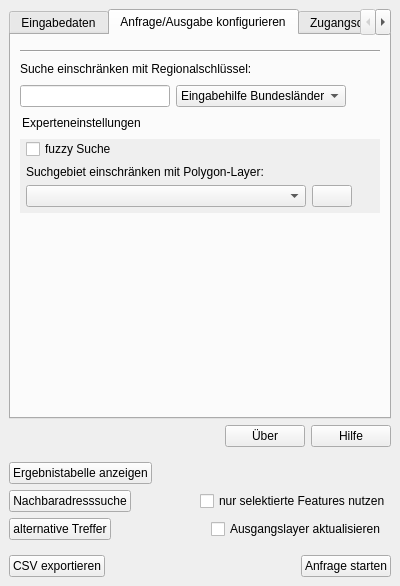
Old version of the form ui/main_dockwidget.ui in the repository de-bkg/qgis-geocoder.
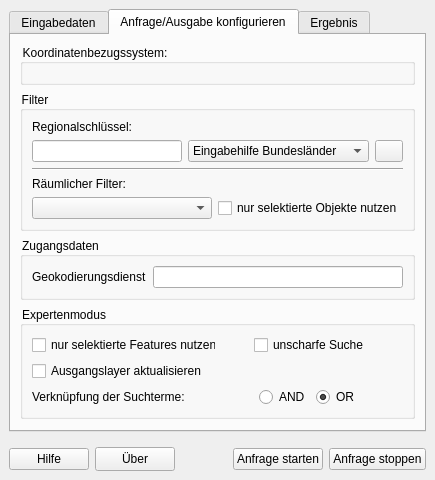
New version of the form. The open tabs and pages were chosen to show the change. Icons and pictures are not drawn. Custom widgets are drawn as their Qt base class.

Diff of the .ui file:
```diff
--- a/ui/main_dockwidget.ui
+++ b/ui/main_dockwidget.ui
@@ -6,8 +6,8 @@
    <rect>
     <x>0</x>
     <y>0</y>
-    <width>400</width>
-    <height>586</height>
+    <width>435</width>
+    <height>374</height>
    </rect>
   </property>
   <property name="layoutDirection">
@@ -90,6 +90,13 @@
           <property name="spacing">
            <number>6</number>
           </property>
+          <item>
+           <widget class="QLabel" name="label">
+            <property name="text">
+             <string>Layer:</string>
+            </property>
+           </widget>
+          </item>
           <item>
            <widget class="QgsMapLayerComboBox" name="maplayer_combo">
             <property name="sizePolicy">
@@ -116,6 +123,9 @@
             <property name="currentText">
              <string/>
             </property>
+            <property name="showCrs">
+             <bool>true</bool>
+            </property>
            </widget>
           </item>
           <item>
@@ -140,7 +150,11 @@
              </sizepolicy>
             </property>
             <property name="text">
-             <string>CSV einlesen</string>
+             <string>Daten laden</string>
+            </property>
+            <property name="icon">
+             <iconset>
+              <normaloff>icons/20190619_iconset_mob_wborders_load_1.png</normaloff>icons/20190619_iconset_mob_wborders_load_1.png</iconset>
             </property>
            </widget>
           </item>
@@ -164,6 +178,43 @@
          </widget>
         </item>
         <item>
+         <widget class="QFrame" name="frame_2">
+          <property name="autoFillBackground">
+           <bool>true</bool>
+          </property>
+          <property name="frameShape">
+           <enum>QFrame::StyledPanel</enum>
+          </property>
+          <property name="frameShadow">
+           <enum>QFrame::Sunken</enum>
+          </property>
+          <layout class="QVBoxLayout" name="verticalLayout_10">
+           <item>
+            <layout class="QHBoxLayout" name="horizontalLayout_12">
+             <item>
+              <widget class="QLabel" name="label_3">
+               <property name="text">
+                <string>Feldname</string>
+               </property>
+              </widget>
+             </item>
+             <item>
+              <widget class="QLabel" name="label_5">
+               <property name="text">
+                <string>Zuordnung Geocoder</string>
+               </property>
+              </widget>
+             </item>
+            </layout>
+           </item>
+           <item>
+            <widget class="Line" name="line">
+             <property name="orientation">
+              <enum>Qt::Horizontal</enum>
+             </property>
+            </widget>
+           </item>
+           <item>
          <widget class="QScrollArea" name="scrollArea">
           <property name="sizePolicy">
            <sizepolicy hsizetype="Expanding" vsizetype="Expanding">
@@ -171,6 +222,9 @@
             <verstretch>0</verstretch>
            </sizepolicy>
           </property>
+             <property name="frameShape">
+              <enum>QFrame::NoFrame</enum>
+             </property>
           <property name="widgetResizable">
            <bool>true</bool>
           </property>
@@ -179,32 +233,51 @@
             <rect>
              <x>0</x>
              <y>0</y>
-             <width>368</width>
-             <height>328</height>
+                <width>373</width>
+                <height>140</height>
             </rect>
            </property>
            <layout class="QVBoxLayout" name="verticalLayout_6">
-            <item>
-             <widget class="QLabel" name="label_5">
-              <property name="toolTip">
-               <string>Just an example image. Yet to be programmed. </string>
-              </property>
-              <property name="layoutDirection">
-               <enum>Qt::LeftToRight</enum>
-              </property>
-              <property name="text">
-               <string/>
-              </property>
-              <property name="pixmap">
-               <pixmap>images/Zuordnung_Zeichenfläche_1_Zeichenfläche.png</pixmap>
-              </property>
-              <property name="alignment">
-               <set>Qt::AlignHCenter|Qt::AlignTop</set>
-              </property>
-             </widget>
-            </item>
-           </layout>
-          </widget>
+               <property name="spacing">
+                <number>6</number>
+               </property>
+               <property name="leftMargin">
+                <number>0</number>
+               </property>
+               <property name="topMargin">
+                <number>0</number>
+               </property>
+               <property name="rightMargin">
+                <number>0</number>
+               </property>
+               <property name="bottomMargin">
+                <number>0</number>
+               </property>
+               <item>
+                <layout class="QGridLayout" name="zuuordnung_parameter_grid">
+                 <property name="bottomMargin">
+                  <number>12</number>
+                 </property>
+                </layout>
+               </item>
+               <item>
+                <spacer name="verticalSpacer_2">
+                 <property name="orientation">
+                  <enum>Qt::Vertical</enum>
+                 </property>
+                 <property name="sizeHint" stdset="0">
+                  <size>
+                   <width>20</width>
+                   <height>40</height>
+                  </size>
+                 </property>
+                </spacer>
+               </item>
+              </layout>
+             </widget>
+            </widget>
+           </item>
+          </layout>
          </widget>
         </item>
        </layout>
@@ -215,75 +288,60 @@
        </attribute>
        <layout class="QVBoxLayout" name="verticalLayout_5">
         <item>
+         <widget class="QGroupBox" name="groupBox_2">
+          <property name="autoFillBackground">
+           <bool>false</bool>
+          </property>
+          <property name="title">
+           <string>Koordinatenbezugssystem:</string>
+          </property>
+          <property name="flat">
+           <bool>false</bool>
+          </property>
+          <property name="checkable">
+           <bool>false</bool>
+          </property>
+          <property name="checked">
+           <bool>false</bool>
+          </property>
+          <layout class="QVBoxLayout" name="verticalLayout_8">
+           <item>
          <widget class="QgsProjectionSelectionWidget" name="outputprojection_projectionselectionwidget">
           <property name="sizePolicy">
-           <sizepolicy hsizetype="MinimumExpanding" vsizetype="Preferred">
+              <sizepolicy hsizetype="Expanding" vsizetype="Preferred">
             <horstretch>0</horstretch>
             <verstretch>0</verstretch>
            </sizepolicy>
           </property>
           <property name="minimumSize">
            <size>
-            <width>290</width>
+               <width>0</width>
             <height>0</height>
            </size>
           </property>
           <property name="maximumSize">
            <size>
-            <width>332</width>
+               <width>16777215</width>
             <height>16777215</height>
            </size>
           </property>
          </widget>
         </item>
-        <item>
-         <widget class="Line" name="line_2">
-          <property name="orientation">
-           <enum>Qt::Horizontal</enum>
-          </property>
-         </widget>
-        </item>
-        <item>
-         <layout class="QHBoxLayout" name="horizontalLayout_2">
-          <property name="spacing">
-           <number>6</number>
-          </property>
-          <property name="leftMargin">
-           <number>0</number>
-          </property>
-          <property name="topMargin">
-           <number>0</number>
-          </property>
-          <property name="rightMargin">
-           <number>0</number>
-          </property>
-          <property name="bottomMargin">
-           <number>0</number>
-          </property>
-          <item>
-           <widget class="QLabel" name="label_2">
-            <property name="text">
-             <string>Suche einschränken mit Regionalschlüssel:</string>
-            </property>
-           </widget>
-          </item>
-          <item>
-           <spacer name="horizontalSpacer_3">
-            <property name="orientation">
-             <enum>Qt::Horizontal</enum>
-            </property>
-            <property name="sizeType">
-             <enum>QSizePolicy::Expanding</enum>
-            </property>
-            <property name="sizeHint" stdset="0">
-             <size>
-              <width>40</width>
-              <height>20</height>
-             </size>
-            </property>
-           </spacer>
-          </item>
-         </layout>
+          </layout>
+         </widget>
+        </item>
+        <item>
+         <widget class="QGroupBox" name="groupBox">
+          <property name="title">
+           <string>Filter</string>
+          </property>
+          <layout class="QVBoxLayout" name="verticalLayout_4">
+           <item>
+            <widget class="QLabel" name="label_9">
+             <property name="text">
+              <string>Regionalschlüssel:</string>
+             </property>
+            </widget>
         </item>
         <item>
          <layout class="QHBoxLayout" name="horizontalLayout_3">
@@ -299,7 +357,7 @@
           <item>
            <widget class="QLineEdit" name="rs_lineedit">
             <property name="sizePolicy">
-             <sizepolicy hsizetype="Fixed" vsizetype="Fixed">
+                <sizepolicy hsizetype="Expanding" vsizetype="Fixed">
               <horstretch>0</horstretch>
               <verstretch>0</verstretch>
              </sizepolicy>
@@ -318,20 +376,20 @@
           <item>
            <widget class="QComboBox" name="rsinputaid_combobox">
             <property name="sizePolicy">
-             <sizepolicy hsizetype="MinimumExpanding" vsizetype="Fixed">
+                <sizepolicy hsizetype="Expanding" vsizetype="Fixed">
               <horstretch>0</horstretch>
               <verstretch>0</verstretch>
              </sizepolicy>
             </property>
             <property name="minimumSize">
              <size>
-              <width>132</width>
+                 <width>140</width>
               <height>0</height>
              </size>
             </property>
             <property name="maximumSize">
              <size>
-              <width>176</width>
+                 <width>16777215</width>
               <height>16777215</height>
              </size>
             </property>
@@ -432,117 +490,41 @@
            </widget>
           </item>
           <item>
-           <spacer name="horizontalSpacer_15">
-            <property name="orientation">
-             <enum>Qt::Horizontal</enum>
-            </property>
-            <property name="sizeHint" stdset="0">
-             <size>
-              <width>40</width>
-              <height>20</height>
-             </size>
-            </property>
-           </spacer>
-          </item>
-         </layout>
-        </item>
-        <item>
-         <layout class="QHBoxLayout" name="horizontalLayout_10">
-          <property name="topMargin">
-           <number>0</number>
-          </property>
-          <item>
-           <widget class="QPushButton" name="showextconfig_button">
+              <widget class="QPushButton" name="rsinfo_button">
             <property name="sizePolicy">
              <sizepolicy hsizetype="Fixed" vsizetype="Fixed">
               <horstretch>0</horstretch>
               <verstretch>0</verstretch>
              </sizepolicy>
             </property>
-            <property name="layoutDirection">
-             <enum>Qt::RightToLeft</enum>
+               <property name="maximumSize">
+                <size>
+                 <width>28</width>
+                 <height>24</height>
+                </size>
             </property>
             <property name="text">
-             <string>Experteneinstellungen</string>
+                <string/>
             </property>
             <property name="icon">
              <iconset>
-              <normaloff>icons/20190619_iconset_mob_wborders_show_menu_1.png</normaloff>
-              <normalon>icons/20190619_iconset_mob_wborders_hide_menu_1.png</normalon>icons/20190619_iconset_mob_wborders_show_menu_1.png</iconset>
-            </property>
-            <property name="iconSize">
-             <size>
-              <width>9</width>
-              <height>9</height>
-             </size>
-            </property>
-            <property name="checkable">
-             <bool>true</bool>
-            </property>
-            <property name="checked">
-             <bool>true</bool>
-            </property>
-            <property name="flat">
-             <bool>true</bool>
+                 <normaloff>icons/20190619_iconset_mob_wborders_info_2.png</normaloff>icons/20190619_iconset_mob_wborders_info_2.png</iconset>
             </property>
            </widget>
           </item>
+            </layout>
+           </item>
           <item>
-           <spacer name="horizontalSpacer_12">
+            <widget class="Line" name="line_2">
             <property name="orientation">
              <enum>Qt::Horizontal</enum>
-            </property>
-            <property name="sizeHint" stdset="0">
-             <size>
-              <width>40</width>
-              <height>20</height>
-             </size>
-            </property>
-           </spacer>
-          </item>
-         </layout>
-        </item>
-        <item>
-         <widget class="QFrame" name="frame_2">
-          <property name="autoFillBackground">
-           <bool>true</bool>
-          </property>
-          <property name="frameShape">
-           <enum>QFrame::Panel</enum>
-          </property>
-          <property name="frameShadow">
-           <enum>QFrame::Plain</enum>
-          </property>
-          <property name="lineWidth">
-           <number>0</number>
-          </property>
-          <layout class="QVBoxLayout" name="verticalLayout_7">
-           <property name="spacing">
-            <number>6</number>
-           </property>
-           <property name="leftMargin">
-            <number>6</number>
-           </property>
-           <property name="topMargin">
-            <number>0</number>
-           </property>
-           <property name="rightMargin">
-            <number>0</number>
-           </property>
-           <property name="bottomMargin">
-            <number>6</number>
-           </property>
-           <item>
-            <widget class="QCheckBox" name="fuzzysearch_checkbox">
-             <property name="text">
-              <string>fuzzy Suche</string>
              </property>
             </widget>
            </item>
            <item>
             <widget class="QLabel" name="label_7">
              <property name="text">
-              <string>Suchgebiet einschränken mit Polygon-Layer:</string>
+              <string>Räumlicher Filter:</string>
              </property>
             </widget>
            </item>
@@ -554,45 +536,186 @@
              <item>
               <widget class="QgsMapLayerComboBox" name="restrictgeom_maplayercombobox">
                <property name="sizePolicy">
-                <sizepolicy hsizetype="MinimumExpanding" vsizetype="Fixed">
+                <sizepolicy hsizetype="Expanding" vsizetype="Fixed">
                  <horstretch>0</horstretch>
                  <verstretch>0</verstretch>
                 </sizepolicy>
                </property>
                <property name="minimumSize">
                 <size>
-                 <width>280</width>
+                 <width>0</width>
                  <height>0</height>
                 </size>
                </property>
                <property name="maximumSize">
                 <size>
-                 <width>290</width>
+                 <width>16777215</width>
                  <height>16777215</height>
                 </size>
                </property>
+               <property name="frame">
+                <bool>true</bool>
+               </property>
+               <property name="showCrs">
+                <bool>true</bool>
+               </property>
               </widget>
              </item>
              <item>
-              <widget class="QPushButton" name="refreshpolygonlayers_button">
+              <widget class="QCheckBox" name="onlyselectedpolygons_checkbox">
+               <property name="text">
+                <string>nur selektierte Objekte nutzen</string>
+               </property>
+              </widget>
+             </item>
+            </layout>
+           </item>
+          </layout>
+         </widget>
+        </item>
+        <item>
+         <widget class="QgsCollapsibleGroupBox" name="mGroupBox">
+          <property name="title">
+           <string>Zugangsdaten</string>
+          </property>
+          <property name="collapsed">
+           <bool>true</bool>
+          </property>
+          <property name="saveCollapsedState">
+           <bool>false</bool>
+          </property>
+          <layout class="QHBoxLayout" name="horizontalLayout_2">
+           <item>
+            <widget class="QLabel" name="label_2">
+             <property name="text">
+              <string>Geokodierungsdienst</string>
+             </property>
+            </widget>
+           </item>
+           <item>
+            <widget class="QLineEdit" name="lineEdit"/>
+           </item>
+          </layout>
+         </widget>
+        </item>
+        <item>
+         <widget class="QgsCollapsibleGroupBox" name="mGroupBox_2">
+          <property name="autoFillBackground">
+           <bool>false</bool>
+          </property>
+          <property name="title">
+           <string>Expertenmodus</string>
+          </property>
+          <property name="collapsed">
+           <bool>true</bool>
+          </property>
+          <layout class="QVBoxLayout" name="verticalLayout_9">
+           <item>
+            <layout class="QHBoxLayout" name="horizontalLayout_5">
+             <property name="topMargin">
+              <number>0</number>
+             </property>
+             <item>
+              <widget class="QCheckBox" name="onlyselected_checkbox">
                <property name="sizePolicy">
-                <sizepolicy hsizetype="Fixed" vsizetype="Fixed">
+                <sizepolicy hsizetype="Minimum" vsizetype="Fixed">
                  <horstretch>0</horstretch>
                  <verstretch>0</verstretch>
                 </sizepolicy>
                </property>
+               <property name="minimumSize">
+                <size>
+                 <width>180</width>
+                 <height>0</height>
+                </size>
+               </property>
+               <property name="layoutDirection">
+                <enum>Qt::LeftToRight</enum>
+               </property>
                <property name="text">
-                <string/>
+                <string>nur selektierte Features nutzen</string>
                </property>
-               <property name="icon">
-                <iconset>
-                 <normaloff>icons/20190619_iconset_mob_wborders_refresh_1.png</normaloff>icons/20190619_iconset_mob_wborders_refresh_1.png</iconset>
+              </widget>
+             </item>
+             <item>
+              <spacer name="horizontalSpacer_3">
+               <property name="orientation">
+                <enum>Qt::Horizontal</enum>
                </property>
-               <property name="iconSize">
+               <property name="sizeHint" stdset="0">
                 <size>
-                 <width>16</width>
-                 <height>16</height>
+                 <width>40</width>
+                 <height>20</height>
                 </size>
+               </property>
+              </spacer>
+             </item>
+             <item>
+              <widget class="QCheckBox" name="fuzzysearch_checkbox">
+               <property name="sizePolicy">
+                <sizepolicy hsizetype="Minimum" vsizetype="Fixed">
+                 <horstretch>0</horstretch>
+                 <verstretch>0</verstretch>
+                </sizepolicy>
+               </property>
+               <property name="text">
+                <string>unscharfe Suche</string>
+               </property>
+              </widget>
+             </item>
+             <item>
+              <spacer name="horizontalSpacer_8">
+               <property name="orientation">
+                <enum>Qt::Horizontal</enum>
+               </property>
+               <property name="sizeHint" stdset="0">
+                <size>
+                 <width>40</width>
+                 <height>20</height>
+                </size>
+               </property>
+              </spacer>
+             </item>
+            </layout>
+           </item>
+           <item>
+            <layout class="QHBoxLayout" name="horizontalLayout_13">
+             <property name="topMargin">
+              <number>0</number>
+             </property>
+             <item>
+              <widget class="QCheckBox" name="updateinputlayer_checkbox">
+               <property name="minimumSize">
+                <size>
+                 <width>180</width>
+                 <height>0</height>
+                </size>
+               </property>
+               <property name="layoutDirection">
+                <enum>Qt::LeftToRight</enum>
+               </property>
+               <property name="text">
+                <string>Ausgangslayer aktualisieren</string>
+               </property>
+              </widget>
+             </item>
+            </layout>
+           </item>
+           <item>
+            <layout class="QHBoxLayout" name="horizontalLayout_14">
+             <property name="topMargin">
+              <number>0</number>
+             </property>
+             <item>
+              <widget class="QLabel" name="label_8">
+               <property name="minimumSize">
+                <size>
+                 <width>180</width>
+                 <height>0</height>
+                </size>
+               </property>
+               <property name="text">
+                <string>Verknüpfung der Suchterme:</string>
                </property>
               </widget>
              </item>
@@ -609,6 +732,48 @@
                </property>
               </spacer>
              </item>
+             <item>
+              <widget class="QRadioButton" name="radioButton">
+               <property name="minimumSize">
+                <size>
+                 <width>50</width>
+                 <height>0</height>
+                </size>
+               </property>
+               <property name="text">
+                <string>AND</string>
+               </property>
+              </widget>
+             </item>
+             <item>
+              <widget class="QRadioButton" name="radioButton_2">
+               <property name="minimumSize">
+                <size>
+                 <width>47</width>
+                 <height>0</height>
+                </size>
+               </property>
+               <property name="text">
+                <string>OR</string>
+               </property>
+               <property name="checked">
+                <bool>true</bool>
+               </property>
+              </widget>
+             </item>
+             <item>
+              <spacer name="horizontalSpacer_6">
+               <property name="orientation">
+                <enum>Qt::Horizontal</enum>
+               </property>
+               <property name="sizeHint" stdset="0">
+                <size>
+                 <width>40</width>
+                 <height>20</height>
+                </size>
+               </property>
+              </spacer>
+             </item>
             </layout>
            </item>
           </layout>
@@ -619,9 +784,6 @@
           <property name="orientation">
            <enum>Qt::Vertical</enum>
           </property>
-          <property name="sizeType">
-           <enum>QSizePolicy::Expanding</enum>
-          </property>
           <property name="sizeHint" stdset="0">
            <size>
             <width>20</width>
@@ -634,132 +796,67 @@
       </widget>
       <widget class="QWidget" name="useraccess_tab">
        <attribute name="title">
-        <string>Zugangsdaten</string>
+        <string>Ergebnis</string>
        </attribute>
        <layout class="QVBoxLayout" name="verticalLayout_2">
         <item>
-         <widget class="QLabel" name="label_4">
-          <property name="text">
-           <string>BKG-UUID:</string>
+         <widget class="QFrame" name="frame">
+          <property name="autoFillBackground">
+           <bool>true</bool>
+          </property>
+          <property name="frameShape">
+           <enum>QFrame::StyledPanel</enum>
+          </property>
+          <property name="frameShadow">
+           <enum>QFrame::Sunken</enum>
+          </property>
+          <layout class="QVBoxLayout" name="verticalLayout_7">
+           <item>
+            <widget class="QPlainTextEdit" name="progresstextoutput_textedit">
+             <property name="documentTitle">
+              <string/>
+             </property>
+             <property name="readOnly">
+              <bool>true</bool>
+             </property>
+             <property name="backgroundVisible">
+              <bool>false</bool>
           </property>
          </widget>
         </item>
         <item>
          <layout class="QHBoxLayout" name="horizontalLayout_6">
-          <property name="leftMargin">
-           <number>0</number>
-          </property>
           <property name="topMargin">
            <number>0</number>
           </property>
           <item>
-           <widget class="QLineEdit" name="uuid_lineedit">
-            <property name="sizePolicy">
-             <sizepolicy hsizetype="MinimumExpanding" vsizetype="Fixed">
-              <horstretch>0</horstretch>
-              <verstretch>0</verstretch>
-             </sizepolicy>
-            </property>
-            <property name="minimumSize">
-             <size>
-              <width>150</width>
-              <height>0</height>
-             </size>
-            </property>
-            <property name="maximumSize">
-             <size>
-              <width>300</width>
-              <height>16777215</height>
-             </size>
-            </property>
+              <widget class="QLabel" name="elapsed_time_label">
+               <property name="text">
+                <string>00:29:24</string>
+               </property>
            </widget>
           </item>
           <item>
-           <spacer name="horizontalSpacer">
-            <property name="orientation">
-             <enum>Qt::Horizontal</enum>
-            </property>
-            <property name="sizeHint" stdset="0">
-             <size>
-              <width>40</width>
-              <height>20</height>
-             </size>
-            </property>
-           </spacer>
-          </item>
-         </layout>
-        </item>
-        <item>
-         <spacer name="verticalSpacer_4">
+              <widget class="QProgressBar" name="geocodingprogress_progressbar">
+               <property name="value">
+                <number>42</number>
+               </property>
           <property name="orientation">
-           <enum>Qt::Vertical</enum>
-          </property>
-          <property name="sizeHint" stdset="0">
-           <size>
-            <width>20</width>
-            <height>40</height>
-           </size>
-          </property>
-         </spacer>
-        </item>
-       </layout>
-      </widget>
-     </widget>
-    </item>
-    <item>
-     <layout class="QHBoxLayout" name="horizontalLayout_5">
-      <property name="topMargin">
-       <number>0</number>
-      </property>
-      <property name="bottomMargin">
-       <number>9</number>
-      </property>
-      <item>
-       <spacer name="horizontalSpacer_6">
-        <property name="orientation">
          <enum>Qt::Horizontal</enum>
         </property>
-        <property name="sizeHint" stdset="0">
-         <size>
-          <width>40</width>
-          <height>20</height>
-         </size>
-        </property>
-       </spacer>
-      </item>
-      <item>
-       <widget class="QPushButton" name="about_button">
-        <property name="sizePolicy">
-         <sizepolicy hsizetype="Fixed" vsizetype="Fixed">
-          <horstretch>0</horstretch>
-          <verstretch>0</verstretch>
-         </sizepolicy>
-        </property>
-        <property name="text">
-         <string>Über</string>
-        </property>
-       </widget>
-      </item>
-      <item>
-       <widget class="QPushButton" name="help_button">
-        <property name="sizePolicy">
-         <sizepolicy hsizetype="Fixed" vsizetype="Fixed">
-          <horstretch>0</horstretch>
-          <verstretch>0</verstretch>
-         </sizepolicy>
-        </property>
-        <property name="text">
-         <string>Hilfe</string>
-        </property>
-       </widget>
-      </item>
-     </layout>
-    </item>
-    <item>
-     <layout class="QHBoxLayout" name="horizontalLayout_7">
-      <property name="topMargin">
-       <number>0</number>
-      </property>
+               <property name="invertedAppearance">
+                <bool>false</bool>
+               </property>
+               <property name="textDirection">
+                <enum>QProgressBar::TopToBottom</enum>
+               </property>
+              </widget>
+             </item>
+            </layout>
+           </item>
+          </layout>
+         </widget>
+        </item>
       <item>
        <widget class="QPushButton" name="showattributtable_button">
         <property name="sizePolicy">
@@ -778,26 +875,6 @@
        </widget>
       </item>
       <item>
-       <spacer name="horizontalSpacer_5">
-        <property name="orientation">
-         <enum>Qt::Horizontal</enum>
-        </property>
-        <property name="sizeHint" stdset="0">
-         <size>
-          <width>40</width>
-          <height>20</height>
-         </size>
-        </property>
-       </spacer>
-      </item>
-     </layout>
-    </item>
-    <item>
-     <layout class="QHBoxLayout" name="horizontalLayout_8">
-      <property name="topMargin">
-       <number>0</number>
-      </property>
-      <item>
        <widget class="QPushButton" name="reversegeocoding_button">
         <property name="sizePolicy">
          <sizepolicy hsizetype="Fixed" vsizetype="Fixed">
@@ -824,44 +901,7 @@
        </widget>
       </item>
       <item>
-       <spacer name="horizontalSpacer_9">
-        <property name="orientation">
-         <enum>Qt::Horizontal</enum>
-        </property>
-        <property name="sizeHint" stdset="0">
-         <size>
-          <width>40</width>
-          <height>20</height>
-         </size>
-        </property>
-       </spacer>
-      </item>
-      <item>
-       <widget class="QCheckBox" name="onlyselected_checkbox">
-        <property name="sizePolicy">
-         <sizepolicy hsizetype="Minimum" vsizetype="Fixed">
-          <horstretch>0</horstretch>
-          <verstretch>0</verstretch>
-         </sizepolicy>
-        </property>
-        <property name="minimumSize">
-         <size>
-          <width>180</width>
-          <height>0</height>
-         </size>
-        </property>
-        <property name="layoutDirection">
-         <enum>Qt::LeftToRight</enum>
-        </property>
-        <property name="text">
-         <string>nur selektierte Features nutzen</string>
-        </property>
-       </widget>
-      </item>
-     </layout>
-    </item>
-    <item>
-     <layout class="QHBoxLayout" name="horizontalLayout_9">
+         <layout class="QHBoxLayout" name="horizontalLayout_7">
       <property name="topMargin">
        <number>0</number>
       </property>
@@ -874,7 +914,7 @@
          </sizepolicy>
         </property>
         <property name="text">
-         <string>alternative Treffer</string>
+             <string>Ergebnisse inspizieren</string>
         </property>
         <property name="icon">
          <iconset>
@@ -892,7 +932,7 @@
        </widget>
       </item>
       <item>
-       <spacer name="horizontalSpacer_7">
+           <spacer name="horizontalSpacer">
         <property name="orientation">
          <enum>Qt::Horizontal</enum>
         </property>
@@ -904,32 +944,6 @@
         </property>
        </spacer>
       </item>
-      <item>
-       <widget class="QCheckBox" name="updateinputlayer_checkbox">
-        <property name="minimumSize">
-         <size>
-          <width>180</width>
-          <height>0</height>
-         </size>
-        </property>
-        <property name="layoutDirection">
-         <enum>Qt::LeftToRight</enum>
-        </property>
-        <property name="text">
-         <string>Ausgangslayer aktualisieren</string>
-        </property>
-       </widget>
-      </item>
-     </layout>
-    </item>
-    <item>
-     <layout class="QHBoxLayout" name="horizontalLayout_11">
-      <property name="spacing">
-       <number>6</number>
-      </property>
-      <property name="topMargin">
-       <number>9</number>
-      </property>
       <item>
        <widget class="QPushButton" name="exportcsv_button">
         <property name="sizePolicy">
@@ -939,10 +953,80 @@
          </sizepolicy>
         </property>
         <property name="layoutDirection">
-         <enum>Qt::RightToLeft</enum>
+             <enum>Qt::LeftToRight</enum>
         </property>
         <property name="text">
-         <string>CSV exportieren</string>
+             <string>Ergebnisse speichern</string>
+            </property>
+            <property name="icon">
+             <iconset>
+              <normaloff>icons/20190619_iconset_mob_wborders_save_1.png</normaloff>icons/20190619_iconset_mob_wborders_save_1.png</iconset>
+            </property>
+           </widget>
+          </item>
+         </layout>
+        </item>
+       </layout>
+      </widget>
+     </widget>
+    </item>
+    <item>
+     <layout class="QHBoxLayout" name="horizontalLayout_11">
+      <property name="spacing">
+       <number>6</number>
+      </property>
+      <property name="topMargin">
+       <number>9</number>
+      </property>
+      <item>
+       <widget class="QPushButton" name="help_button">
+        <property name="sizePolicy">
+         <sizepolicy hsizetype="Fixed" vsizetype="Fixed">
+          <horstretch>0</horstretch>
+          <verstretch>0</verstretch>
+         </sizepolicy>
+        </property>
+        <property name="minimumSize">
+         <size>
+          <width>0</width>
+          <height>0</height>
+         </size>
+        </property>
+        <property name="text">
+         <string>Hilfe</string>
+        </property>
+        <property name="icon">
+         <iconset>
+          <normaloff>icons/20190619_iconset_mob_wborders_help_1.png</normaloff>icons/20190619_iconset_mob_wborders_help_1.png</iconset>
+        </property>
+       </widget>
+      </item>
+      <item>
+       <widget class="QPushButton" name="about_button">
+        <property name="sizePolicy">
+         <sizepolicy hsizetype="Fixed" vsizetype="Fixed">
+          <horstretch>0</horstretch>
+          <verstretch>0</verstretch>
+         </sizepolicy>
+        </property>
+        <property name="minimumSize">
+         <size>
+          <width>0</width>
+          <height>24</height>
+         </size>
+        </property>
+        <property name="maximumSize">
+         <size>
+          <width>16777215</width>
+          <height>24</height>
+         </size>
+        </property>
+        <property name="text">
+         <string>Über</string>
+        </property>
+        <property name="icon">
+         <iconset>
+          <normaloff>icons/20190619_iconset_mob_wborders_info_2.png</normaloff>icons/20190619_iconset_mob_wborders_info_2.png</iconset>
         </property>
        </widget>
       </item>
@@ -960,7 +1044,7 @@
        </spacer>
       </item>
       <item>
-       <widget class="QPushButton" name="request_button">
+       <widget class="QPushButton" name="request_start_button">
         <property name="sizePolicy">
          <sizepolicy hsizetype="Fixed" vsizetype="Fixed">
           <horstretch>0</horstretch>
@@ -968,11 +1052,35 @@
          </sizepolicy>
         </property>
         <property name="layoutDirection">
-         <enum>Qt::RightToLeft</enum>
+         <enum>Qt::LeftToRight</enum>
         </property>
         <property name="text">
          <string>Anfrage starten</string>
         </property>
+        <property name="icon">
+         <iconset>
+          <normaloff>icons/20190619_iconset_mob_wborders_start_1.png</normaloff>icons/20190619_iconset_mob_wborders_start_1.png</iconset>
+        </property>
+       </widget>
+      </item>
+      <item>
+       <widget class="QPushButton" name="request_stop_button">
+        <property name="sizePolicy">
+         <sizepolicy hsizetype="Fixed" vsizetype="Fixed">
+          <horstretch>0</horstretch>
+          <verstretch>0</verstretch>
+         </sizepolicy>
+        </property>
+        <property name="layoutDirection">
+         <enum>Qt::LeftToRight</enum>
+        </property>
+        <property name="text">
+         <string>Anfrage stoppen</string>
+        </property>
+        <property name="icon">
+         <iconset>
+          <normaloff>icons/20190619_iconset_mob_wborders_stop_1.png</normaloff>icons/20190619_iconset_mob_wborders_stop_1.png</iconset>
+        </property>
        </widget>
       </item>
      </layout>
@@ -981,6 +1089,12 @@
   </widget>
  </widget>
  <customwidgets>
+  <customwidget>
+   <class>QgsCollapsibleGroupBox</class>
+   <extends>QGroupBox</extends>
+   <header>qgscollapsiblegroupbox.h</header>
+   <container>1</container>
+  </customwidget>
   <customwidget>
    <class>QgsMapLayerComboBox</class>
    <extends>QComboBox</extends>
```
Left out of the diff: 19 changed lines with no effect on the pictures. Lines whose indentation alone changed are shown as unchanged.
